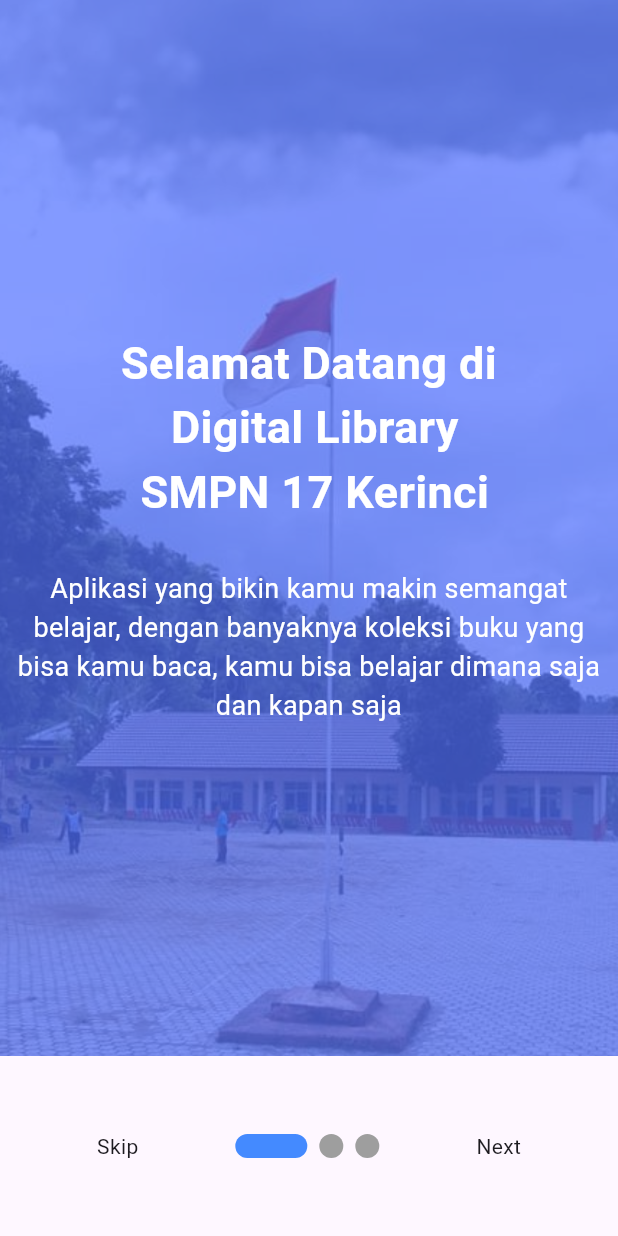
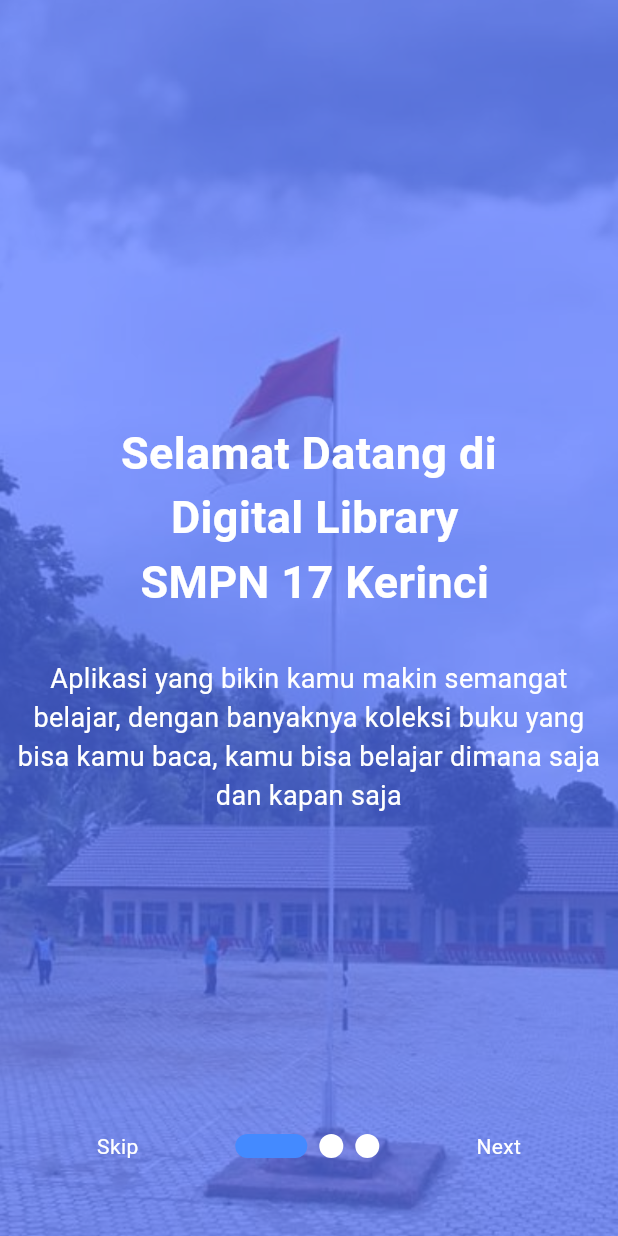
Before and after one commit to arnoldart/perpustakaan, a Flutter app: the screen it shows after launch, on a phone screen of 412 x 824 dp. Run offline on Flutter 3.47's test engine with Material 3 defaults, Android fonts, the phone set to English and light mode, and no system bars; drawn by our look-alikes of smooth_page_indicator; our stand-ins replace file_picker; missing offline and left inert: syncfusion_flutter_pdfviewer.

Commit message:
fix: resolve asc

```diff
--- a/lib/screens/admin/list_buku_admin.dart
+++ b/lib/screens/admin/list_buku_admin.dart
@@ -23,16 +23,18 @@ class ListBukuAdminState extends State<ListBukuAdmin> {
 
   Future<void> fetchData() async {
     try {
-      // Read current data from book.json
       List<dynamic> jsonData = await fetchBookData();
 
       setState(() {
         allData = jsonData;
         searchResults = List.from(allData);
+        searchResults.sort((a, b) => a['nama_buku']
+            .toString()
+            .toLowerCase()
+            .compareTo(b['nama_buku'].toString().toLowerCase()));
       });
     } catch (e) {
       // Handle errors, such as file not found
-      // ignore: avoid_print
       print('Error fetching data: $e');
     }
   }
--- a/lib/screens/admin/lokasi_admin.dart
+++ b/lib/screens/admin/lokasi_admin.dart
@@ -46,6 +46,9 @@ class LokasiAdmin extends StatelessWidget {
                             child: Hero(
                               tag: 'imageTag',
                               child: InteractiveViewer(
+                                transformationController:
+                                    TransformationController()
+                                      ..value = Matrix4.identity().scaled(0.3),
                                 maxScale: 5.0,
                                 minScale: 0.05,
                                 constrained: false,
--- a/lib/screens/onBoarding/on_Boarding.dart
+++ b/lib/screens/onBoarding/on_Boarding.dart
@@ -1,4 +1,3 @@
-// ignore: file_names
 import 'package:flutter/material.dart';
 import 'package:perpustakaan/models/content_model.dart';
 import 'package:perpustakaan/screens/auth_page.dart';
@@ -19,11 +18,9 @@ class _OnBoardingState extends State<OnBoarding> {
   @override
   Widget build(BuildContext context) {
     return Scaffold(
-      body: SafeArea(
-        child: Column(
+      body: Stack(
         children: [
-            Expanded(
-              child: PageView.builder(
+          PageView.builder(
             controller: _controller,
             itemCount: contents.length,
             onPageChanged: (index) {
@@ -37,7 +34,8 @@ class _OnBoardingState extends State<OnBoarding> {
                   image: DecorationImage(
                     fit: BoxFit.cover,
                     image: AssetImage(contents[i].image),
-                    )),
+                  ),
+                ),
                 child: Padding(
                   padding: const EdgeInsets.all(8.0),
                   child: Column(
@@ -57,7 +55,9 @@ class _OnBoardingState extends State<OnBoarding> {
                         contents[i].description,
                         textAlign: TextAlign.center,
                         style: const TextStyle(
-                                fontSize: 18, color: Colors.white),
+                          fontSize: 18,
+                          color: Colors.white,
+                        ),
                       ),
                       const Spacer(),
                     ],
@@ -66,11 +66,12 @@ class _OnBoardingState extends State<OnBoarding> {
               );
             },
           ),
-            ),
-            const SizedBox(height: 50),
-            Container(
+          Positioned(
+            bottom: 50.0,
+            left: 0,
+            right: 0,
+            child: Container(
               alignment: Alignment.center,
-              padding: const EdgeInsets.only(bottom: 50.0),
               child: Row(
                 mainAxisAlignment: MainAxisAlignment.spaceEvenly,
                 children: [
@@ -81,11 +82,13 @@ class _OnBoardingState extends State<OnBoarding> {
                         return AuthPage();
                       }));
                     },
-                    child: const Text('Skip'),
+                    child: const Text('Skip',
+                        style: TextStyle(color: Colors.white)),
                   ),
                   SmoothPageIndicator(
                     effect: const ExpandingDotsEffect(
                       activeDotColor: Colors.blueAccent,
+                      dotColor: Colors.white,
                     ),
                     controller: _controller,
                     count: contents.length,
@@ -98,7 +101,8 @@ class _OnBoardingState extends State<OnBoarding> {
                               return AuthPage();
                             }));
                           },
-                          child: const Text('Done'),
+                          child: const Text('Done',
+                              style: TextStyle(color: Colors.white)),
                         )
                       : GestureDetector(
                           onTap: () {
@@ -107,13 +111,14 @@ class _OnBoardingState extends State<OnBoarding> {
                               curve: Curves.easeIn,
                             );
                           },
-                          child: const Text('Next'),
+                          child: const Text('Next',
+                              style: TextStyle(color: Colors.white)),
                         ),
                 ],
               ),
             ),
+          ),
         ],
-        ),
       ),
     );
   }
```
Also changed, not shown: lib/screens/admin/dashboard_admin.dart (+12 -25 lines), lib/screens/admin/upload_admin.dart (+12 -1 lines), lib/screens/user/dashboard_user.dart (+12 -25 lines), lib/screens/user/list_buku_user.dart (+4 -4 lines), lib/screens/user/lokasi_user.dart (+72 -2 lines). Lines whose indentation alone changed are shown as unchanged.
